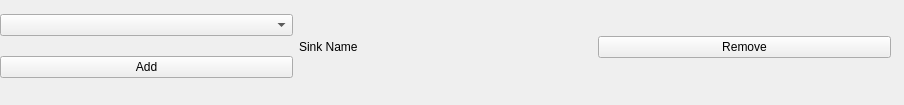
Qt form RouteWidget.ui (skylineone044/simple-app-audio-router) before a commit.
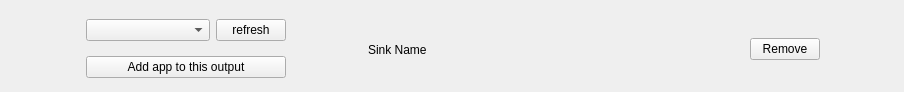
The same form after that commit.

Commit message: update combobox items with refresh button, added remove button functionality, but dynamix addition is not working

```diff
--- a/RouteWidget.ui
+++ b/RouteWidget.ui
@@ -6,7 +6,7 @@
     <x>0</x>
     <y>0</y>
     <width>904</width>
-    <height>105</height>
+    <height>92</height>
    </rect>
   </property>
   <property name="windowTitle">
@@ -15,36 +15,74 @@
   <widget class="QWidget" name="horizontalLayoutWidget">
    <property name="geometry">
     <rect>
-     <x>0</x>
-     <y>0</y>
-     <width>891</width>
-     <height>94</height>
+     <x>10</x>
+     <y>10</y>
+     <width>889</width>
+     <height>79</height>
     </rect>
    </property>
    <layout class="QHBoxLayout" name="horizontalLayout">
+    <property name="bottomMargin">
+     <number>0</number>
+    </property>
     <item>
      <layout class="QVBoxLayout" name="verticalLayout">
       <item>
-       <widget class="QComboBox" name="NewAppComboBox"/>
+       <layout class="QHBoxLayout" name="horizontalLayout_2">
+        <item>
+         <widget class="QComboBox" name="newAppComboBox"/>
+        </item>
+        <item>
+         <widget class="QPushButton" name="refreshOutputListButton">
+          <property name="maximumSize">
+           <size>
+            <width>70</width>
+            <height>16777215</height>
+           </size>
+          </property>
+          <property name="text">
+           <string>refresh</string>
+          </property>
+         </widget>
+        </item>
+       </layout>
       </item>
       <item>
-       <widget class="QPushButton" name="AddMoreAppsButton">
+       <widget class="QPushButton" name="addMoreAppsButton">
+        <property name="maximumSize">
+         <size>
+          <width>200</width>
+          <height>16777215</height>
+         </size>
+        </property>
         <property name="text">
-         <string>Add</string>
+         <string>Add app to this output</string>
         </property>
        </widget>
       </item>
      </layout>
     </item>
     <item>
-     <widget class="QLabel" name="SinkNameLabel">
+     <widget class="QLabel" name="sinkNameLabel">
+      <property name="maximumSize">
+       <size>
+        <width>300</width>
+        <height>16777215</height>
+       </size>
+      </property>
       <property name="text">
        <string>Sink Name</string>
       </property>
      </widget>
     </item>
     <item>
-     <widget class="QPushButton" name="removeButton">
+     <widget class="QPushButton" name="removeSinkButton">
+      <property name="maximumSize">
+       <size>
+        <width>70</width>
+        <height>16777215</height>
+       </size>
+      </property>
       <property name="text">
        <string>Remove</string>
       </property>
```
Left out of the diff: 1 changed line with no effect on the pictures. The commit also changes 1 other file.
